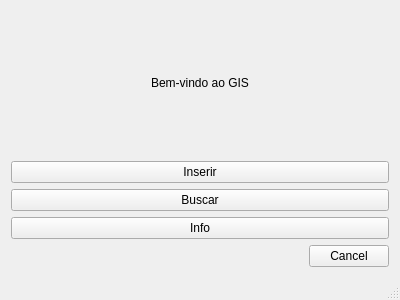
josecleiton/GIS-RTree, file ui/mainwindow.ui: the form before one commit.
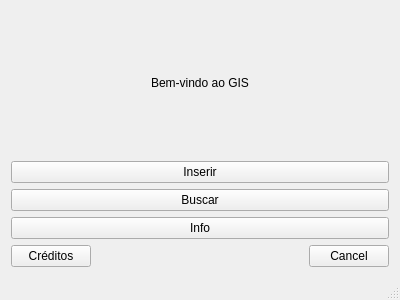
The form after the commit.

What changed in the file:
```diff
--- a/ui/mainwindow.ui
+++ b/ui/mainwindow.ui
@@ -48,11 +48,22 @@
      </layout>
     </item>
     <item>
+     <layout class="QHBoxLayout" name="horizontalLayout">
+      <item>
+       <widget class="QPushButton" name="creditos">
+        <property name="text">
+         <string>Créditos</string>
+        </property>
+       </widget>
+      </item>
+      <item>
      <widget class="QDialogButtonBox" name="cancel">
       <property name="standardButtons">
        <set>QDialogButtonBox::Cancel</set>
       </property>
      </widget>
+      </item>
+     </layout>
     </item>
    </layout>
   </widget>
```
Lines whose indentation alone changed are shown as unchanged.
